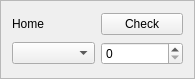
Before: the Qt Designer form src/views/home/home.ui in RyotaUnzai/candybox, drawn with Qt 5.
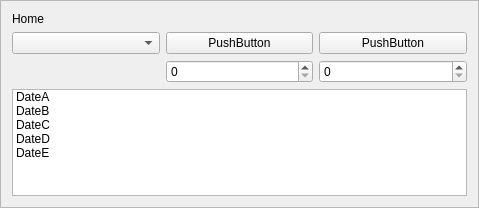
After: the same form once the commit is applied.

Diff of the .ui file:
```diff
--- a/src/views/home/home.ui
+++ b/src/views/home/home.ui
@@ -6,8 +6,8 @@
    <rect>
     <x>0</x>
     <y>0</y>
-    <width>195</width>
-    <height>79</height>
+    <width>479</width>
+    <height>208</height>
    </rect>
   </property>
   <property name="windowTitle">
@@ -20,13 +20,28 @@
    <enum>QFrame::Raised</enum>
   </property>
   <layout class="QGridLayout" name="gridLayout">
-   <item row="0" column="1">
-    <widget class="QPushButton" name="PB_qss">
+   <item row="1" column="2">
+    <widget class="QPushButton" name="PB_qss_02">
+     <property name="maximumSize">
+      <size>
+       <width>150</width>
+       <height>16777215</height>
+      </size>
+     </property>
      <property name="text">
-      <string>Check</string>
+      <string>PushButton</string>
      </property>
     </widget>
    </item>
+   <item row="2" column="2">
+    <widget class="QSpinBox" name="spinBox"/>
+   </item>
+   <item row="1" column="0">
+    <widget class="QComboBox" name="Cb_qss"/>
+   </item>
+   <item row="2" column="1">
+    <widget class="QSpinBox" name="SB_qss"/>
+   </item>
    <item row="0" column="0">
     <widget class="QLabel" name="L_qss">
      <property name="text">
@@ -35,10 +50,46 @@
     </widget>
    </item>
    <item row="1" column="1">
-    <widget class="QSpinBox" name="SB_qss"/>
+    <widget class="QPushButton" name="PB_qss_01">
+     <property name="maximumSize">
+      <size>
+       <width>150</width>
+       <height>16777215</height>
+      </size>
+     </property>
+     <property name="text">
+      <string>PushButton</string>
+     </property>
+    </widget>
    </item>
-   <item row="1" column="0">
-    <widget class="QComboBox" name="Cb_qss"/>
+   <item row="3" column="0" colspan="3">
+    <widget class="QListWidget" name="LW_qss">
+     <item>
+      <property name="text">
+       <string>DateA</string>
+      </property>
+     </item>
+     <item>
+      <property name="text">
+       <string>DateB</string>
+      </property>
+     </item>
+     <item>
+      <property name="text">
+       <string>DateC</string>
+      </property>
+     </item>
+     <item>
+      <property name="text">
+       <string>DateD</string>
+      </property>
+     </item>
+     <item>
+      <property name="text">
+       <string>DateE</string>
+      </property>
+     </item>
+    </widget>
    </item>
   </layout>
  </widget>
```
